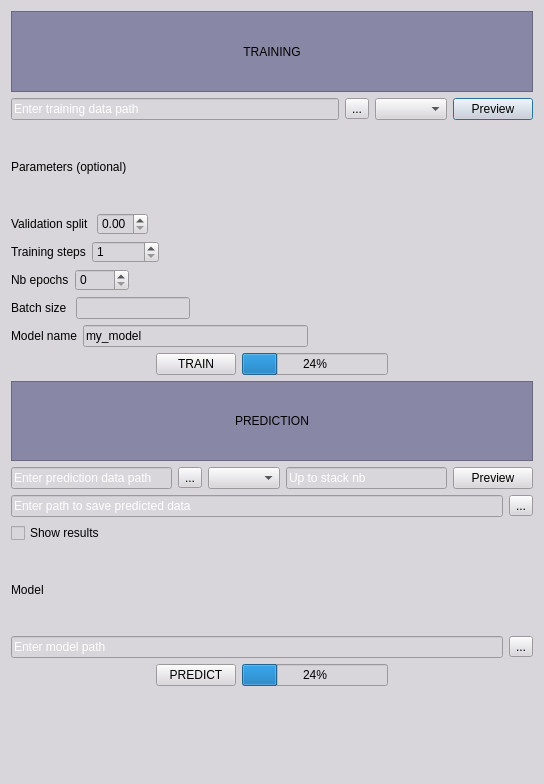
The window that interface/interfaceCARE.ui (ninatubau/denoising) describes before a commit, drawn with Qt 5.
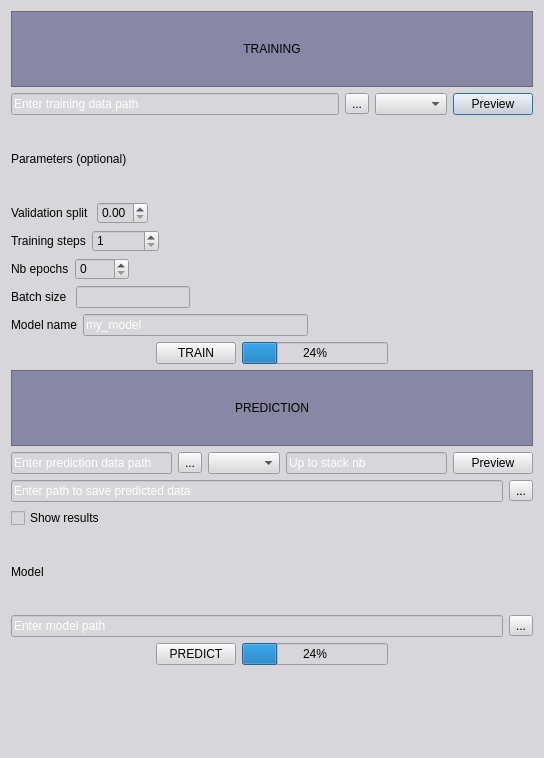
The same window after the commit. Icons and pictures are not drawn.

```diff
--- a/interface/interfaceCARE.ui
+++ b/interface/interfaceCARE.ui
@@ -7,7 +7,7 @@
     <x>0</x>
     <y>0</y>
     <width>544</width>
-    <height>784</height>
+    <height>758</height>
    </rect>
   </property>
   <property name="windowTitle">
@@ -262,6 +262,9 @@
          </item>
          <item>
           <widget class="QLineEdit" name="lineEdit_modelName">
+           <property name="styleSheet">
+            <string notr="true">color: rgb(255, 255, 255);</string>
+           </property>
            <property name="text">
             <string>my_model</string>
            </property>
```
